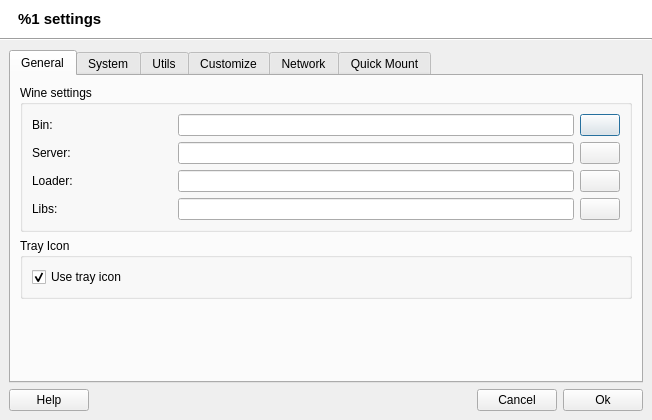
Before: the Qt Designer form src/uis/AppSettings.ui in brezerk/q4wine, drawn with Qt 5.
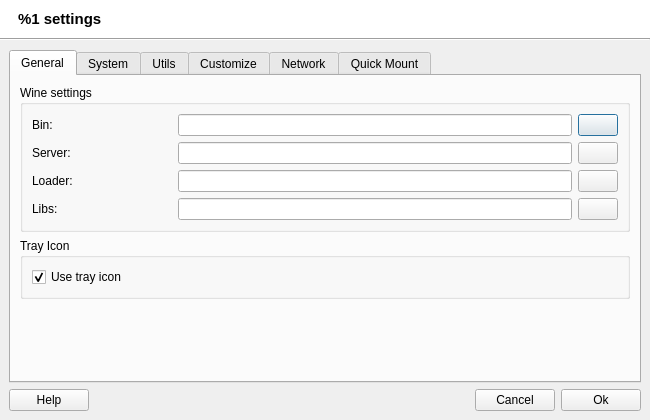
After: the same form once the commit is applied. The open tabs and pages were chosen to show the change. Icons and pictures are not drawn.

Diff of the .ui file:
```diff
--- a/src/uis/AppSettings.ui
+++ b/src/uis/AppSettings.ui
@@ -9,7 +9,7 @@
    <rect>
     <x>0</x>
     <y>0</y>
-    <width>652</width>
+    <width>650</width>
     <height>420</height>
    </rect>
   </property>
```
Left out of the diff: 2 changed lines with no effect on the pictures.
